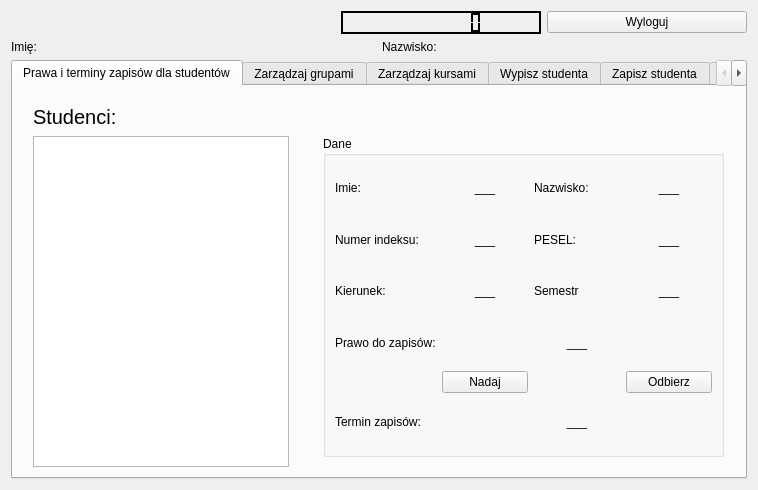
This is qtdatabase/prowadzacyokno.ui in pmazurek300/QtDatabase as Qt 5 draws it before an edit. The edited form follows.
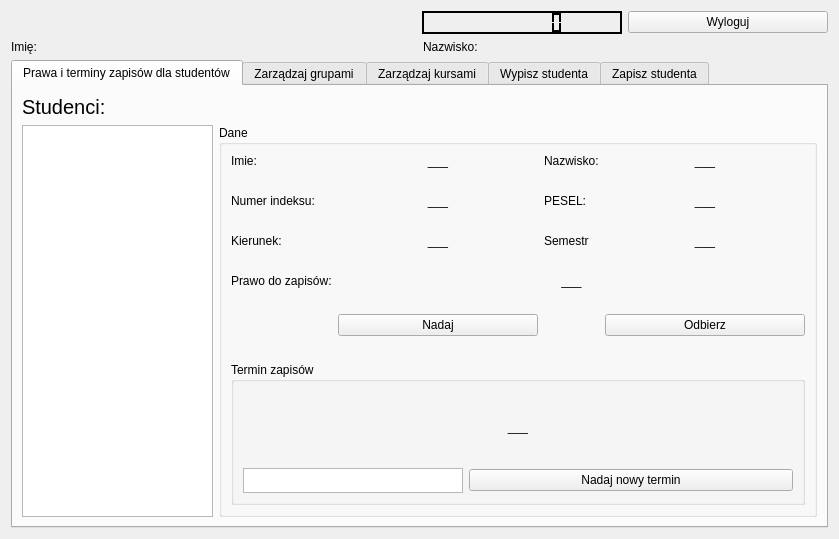
This is the edited form. The open tabs and pages were chosen to show the change.

What changed in the file:
```diff
--- a/qtdatabase/prowadzacyokno.ui
+++ b/qtdatabase/prowadzacyokno.ui
@@ -6,15 +6,15 @@
    <rect>
     <x>0</x>
     <y>0</y>
-    <width>758</width>
-    <height>490</height>
+    <width>839</width>
+    <height>539</height>
    </rect>
   </property>
   <property name="windowTitle">
    <string>Form</string>
   </property>
-  <layout class="QVBoxLayout" name="verticalLayout">
-   <item>
+  <layout class="QGridLayout" name="gridLayout">
+   <item row="0" column="1">
     <layout class="QHBoxLayout" name="horizontalLayout_2">
      <item>
       <spacer name="horizontalSpacer">
@@ -485,11 +485,6 @@
          </disabled>
         </palette>
        </property>
-       <property name="font">
-        <font>
-         <kerning>true</kerning>
-        </font>
-       </property>
        <property name="digitCount">
         <number>8</number>
        </property>
@@ -519,25 +514,7 @@
      </item>
     </layout>
    </item>
-   <item>
-    <layout class="QHBoxLayout" name="horizontalLayout_7">
-     <item>
-      <widget class="QLabel" name="imieLabel">
-       <property name="text">
-        <string>Imię:</string>
-       </property>
-      </widget>
-     </item>
-     <item>
-      <widget class="QLabel" name="nazwiskoLabel">
-       <property name="text">
-        <string>Nazwisko:</string>
-       </property>
-      </widget>
-     </item>
-    </layout>
-   </item>
-   <item>
+   <item row="2" column="1">
     <layout class="QHBoxLayout" name="horizontalLayout">
      <item>
       <widget class="QTabWidget" name="tabWidget">
@@ -548,28 +525,9 @@
         <attribute name="title">
          <string>Prawa i terminy zapisów dla studentów</string>
         </attribute>
-        <widget class="QListWidget" name="listastudentow">
-         <property name="geometry">
-          <rect>
-           <x>20</x>
-           <y>50</y>
-           <width>256</width>
-           <height>331</height>
-          </rect>
-         </property>
-         <property name="whatsThis">
-          <string/>
-         </property>
-        </widget>
+        <layout class="QGridLayout" name="gridLayout_3">
+         <item row="0" column="0">
         <widget class="QLabel" name="label">
-         <property name="geometry">
-          <rect>
-           <x>20</x>
-           <y>20</y>
-           <width>101</width>
-           <height>21</height>
-          </rect>
-         </property>
          <property name="font">
           <font>
            <pointsize>15</pointsize>
@@ -582,21 +540,42 @@
           <bool>false</bool>
          </property>
         </widget>
+         </item>
+         <item row="1" column="0">
+          <widget class="QListWidget" name="listastudentow">
+           <property name="maximumSize">
+            <size>
+             <width>300</width>
+             <height>16777215</height>
+            </size>
+           </property>
+          </widget>
+         </item>
+         <item row="1" column="1">
         <widget class="QGroupBox" name="groupBox">
-         <property name="geometry">
-          <rect>
-           <x>310</x>
-           <y>50</y>
-           <width>401</width>
-           <height>321</height>
-          </rect>
-         </property>
          <property name="title">
           <string>Dane</string>
          </property>
          <layout class="QGridLayout" name="gridLayout_2">
+            <item row="3" column="1">
+             <widget class="QLabel" name="indeksL">
+              <property name="text">
+               <string>___</string>
+              </property>
+              <property name="alignment">
+               <set>Qt::AlignCenter</set>
+              </property>
+             </widget>
+            </item>
+            <item row="5" column="0">
+             <widget class="QLabel" name="label_6">
+              <property name="text">
+               <string>Kierunek:</string>
+              </property>
+             </widget>
+            </item>
           <item row="3" column="3">
-           <widget class="QLabel" name="semestrL">
+             <widget class="QLabel" name="peselL">
             <property name="text">
              <string>___</string>
             </property>
@@ -605,44 +584,23 @@
             </property>
            </widget>
           </item>
-          <item row="2" column="0">
-           <widget class="QLabel" name="label_4">
-            <property name="text">
-             <string>Numer indeksu:</string>
-            </property>
-           </widget>
-          </item>
-          <item row="3" column="2">
+            <item row="5" column="2">
            <widget class="QLabel" name="label_7">
             <property name="text">
              <string>Semestr</string>
             </property>
            </widget>
           </item>
-          <item row="3" column="1">
-           <widget class="QLabel" name="kierunekL">
-            <property name="text">
-             <string>___</string>
-            </property>
-            <property name="alignment">
-             <set>Qt::AlignCenter</set>
-            </property>
-           </widget>
-          </item>
-          <item row="6" column="0">
-           <widget class="QLabel" name="label_10">
+            <item row="9" column="1">
+             <widget class="QPushButton" name="pushButton">
+              <property name="minimumSize">
+               <size>
+                <width>200</width>
+                <height>0</height>
+               </size>
+              </property>
             <property name="text">
-             <string>Termin zapisów:</string>
-            </property>
-           </widget>
-          </item>
-          <item row="2" column="3">
-           <widget class="QLabel" name="peselL">
-            <property name="text">
-             <string>___</string>
-            </property>
-            <property name="alignment">
-             <set>Qt::AlignCenter</set>
+               <string>Nadaj</string>
             </property>
            </widget>
           </item>
@@ -656,19 +614,18 @@
             </property>
            </widget>
           </item>
-          <item row="3" column="0">
-           <widget class="QLabel" name="label_6">
-            <property name="text">
-             <string>Kierunek:</string>
-            </property>
-           </widget>
-          </item>
-          <item row="0" column="2">
-           <widget class="QLabel" name="label_3">
-            <property name="text">
-             <string>Nazwisko:</string>
-            </property>
-           </widget>
+            <item row="6" column="2">
+             <spacer name="horizontalSpacer_4">
+              <property name="orientation">
+               <enum>Qt::Horizontal</enum>
+              </property>
+              <property name="sizeHint" stdset="0">
+               <size>
+                <width>40</width>
+                <height>20</height>
+               </size>
+              </property>
+             </spacer>
           </item>
           <item row="0" column="0">
            <widget class="QLabel" name="label_2">
@@ -677,13 +634,143 @@
             </property>
            </widget>
           </item>
-          <item row="4" column="0">
+            <item row="3" column="0">
+             <widget class="QLabel" name="label_4">
+              <property name="text">
+               <string>Numer indeksu:</string>
+              </property>
+             </widget>
+            </item>
+            <item row="10" column="2">
+             <spacer name="horizontalSpacer_6">
+              <property name="orientation">
+               <enum>Qt::Horizontal</enum>
+              </property>
+              <property name="sizeHint" stdset="0">
+               <size>
+                <width>40</width>
+                <height>20</height>
+               </size>
+              </property>
+             </spacer>
+            </item>
+            <item row="1" column="2">
+             <spacer name="horizontalSpacer_2">
+              <property name="orientation">
+               <enum>Qt::Horizontal</enum>
+              </property>
+              <property name="sizeHint" stdset="0">
+               <size>
+                <width>40</width>
+                <height>20</height>
+               </size>
+              </property>
+             </spacer>
+            </item>
+            <item row="0" column="2">
+             <widget class="QLabel" name="label_3">
+              <property name="text">
+               <string>Nazwisko:</string>
+              </property>
+             </widget>
+            </item>
+            <item row="9" column="3">
+             <widget class="QPushButton" name="pushButton_2">
+              <property name="minimumSize">
+               <size>
+                <width>200</width>
+                <height>0</height>
+               </size>
+              </property>
+              <property name="maximumSize">
+               <size>
+                <width>200</width>
+                <height>16777215</height>
+               </size>
+              </property>
+              <property name="text">
+               <string>Odbierz</string>
+              </property>
+             </widget>
+            </item>
+            <item row="8" column="2">
+             <spacer name="horizontalSpacer_5">
+              <property name="orientation">
+               <enum>Qt::Horizontal</enum>
+              </property>
+              <property name="sizeHint" stdset="0">
+               <size>
+                <width>40</width>
+                <height>20</height>
+               </size>
+              </property>
+             </spacer>
+            </item>
+            <item row="11" column="0" colspan="4">
+             <widget class="QGroupBox" name="groupBox_2">
+              <property name="maximumSize">
+               <size>
+                <width>16777215</width>
+                <height>300</height>
+               </size>
+              </property>
+              <property name="title">
+               <string>Termin zapisów</string>
+              </property>
+              <layout class="QGridLayout" name="gridLayout_4">
+               <item row="0" column="0" colspan="2">
+                <widget class="QLabel" name="terminL">
+                 <property name="text">
+                  <string>___</string>
+                 </property>
+                 <property name="alignment">
+                  <set>Qt::AlignCenter</set>
+                 </property>
+                </widget>
+               </item>
+               <item row="1" column="1">
+                <widget class="QPushButton" name="pushButton_3">
+                 <property name="text">
+                  <string>Nadaj nowy termin</string>
+                 </property>
+                </widget>
+               </item>
+               <item row="1" column="0">
+                <widget class="QTextEdit" name="textedit">
+                 <property name="maximumSize">
+                  <size>
+                   <width>220</width>
+                   <height>25</height>
+                  </size>
+                 </property>
+                 <property name="placeholderText">
+                  <string/>
+                 </property>
+                </widget>
+               </item>
+              </layout>
+             </widget>
+            </item>
+            <item row="7" column="0">
            <widget class="QLabel" name="label_8">
             <property name="text">
              <string>Prawo do zapisów:</string>
             </property>
            </widget>
           </item>
+            <item row="4" column="2">
+             <spacer name="horizontalSpacer_3">
+              <property name="orientation">
+               <enum>Qt::Horizontal</enum>
+              </property>
+              <property name="sizeHint" stdset="0">
+               <size>
+                <width>40</width>
+                <height>20</height>
+               </size>
+              </property>
+             </spacer>
+            </item>
           <item row="0" column="3">
            <widget class="QLabel" name="nazwiskoL">
             <property name="text">
@@ -694,7 +781,7 @@
             </property>
            </widget>
           </item>
-          <item row="2" column="2">
+            <item row="3" column="2">
            <widget class="QLabel" name="label_5">
             <property name="maximumSize">
              <size>
@@ -707,8 +794,8 @@
             </property>
            </widget>
           </item>
-          <item row="2" column="1">
-           <widget class="QLabel" name="indeksL">
+            <item row="5" column="1">
+             <widget class="QLabel" name="kierunekL">
             <property name="text">
              <string>___</string>
             </property>
@@ -717,7 +804,17 @@
             </property>
            </widget>
           </item>
-          <item row="4" column="1" colspan="3">
+            <item row="5" column="3">
+             <widget class="QLabel" name="semestrL">
+              <property name="text">
+               <string>___</string>
+              </property>
+              <property name="alignment">
+               <set>Qt::AlignCenter</set>
+              </property>
+             </widget>
+            </item>
+            <item row="7" column="1" colspan="3">
            <widget class="QLabel" name="prawoL">
             <property name="layoutDirection">
              <enum>Qt::LeftToRight</enum>
@@ -730,37 +827,195 @@
             </property>
            </widget>
           </item>
-          <item row="6" column="1" colspan="3">
-           <widget class="QLabel" name="terminL">
-            <property name="text">
-             <string>___</string>
-            </property>
-            <property name="alignment">
-             <set>Qt::AlignCenter</set>
-            </property>
-           </widget>
-          </item>
-          <item row="5" column="3">
-           <widget class="QPushButton" name="pushButton_2">
-            <property name="text">
-             <string>Odbierz</string>
-            </property>
-           </widget>
-          </item>
-          <item row="5" column="1">
-           <widget class="QPushButton" name="pushButton">
-            <property name="text">
-             <string>Nadaj</string>
-            </property>
-           </widget>
-          </item>
-         </layout>
-        </widget>
+           </layout>
+          </widget>
+         </item>
+        </layout>
        </widget>
        <widget class="QWidget" name="zarzadGrupa">
         <attribute name="title">
          <string>Zarządzaj grupami</string>
         </attribute>
+        <layout class="QGridLayout" name="gridLayout_5">
+         <item row="1" column="1">
+          <widget class="QGroupBox" name="groupBox_3">
+           <property name="minimumSize">
+            <size>
+             <width>300</width>
+             <height>0</height>
+            </size>
+           </property>
+           <property name="title">
+            <string>Kursy:</string>
+           </property>
+           <layout class="QGridLayout" name="gridLayout_6">
+            <item row="0" column="0">
+             <widget class="QListWidget" name="listakursow"/>
+            </item>
+           </layout>
+          </widget>
+         </item>
+         <item row="1" column="2">
+          <widget class="QGroupBox" name="groupBox_4">
+           <property name="title">
+            <string>Grupy(ID):</string>
+           </property>
+           <layout class="QGridLayout" name="gridLayout_7">
+            <item row="0" column="0">
+             <widget class="QListWidget" name="listagrup"/>
+            </item>
+           </layout>
+          </widget>
+         </item>
+         <item row="1" column="3">
+          <widget class="QGroupBox" name="groupBox_5">
+           <property name="minimumSize">
+            <size>
+             <width>350</width>
+             <height>0</height>
+            </size>
+           </property>
+           <property name="title">
+            <string/>
+           </property>
+           <layout class="QGridLayout" name="gridLayout_8">
+            <item row="2" column="0">
+             <widget class="QLabel" name="label_10">
+              <property name="text">
+               <string>Prowadzący</string>
+              </property>
+             </widget>
+            </item>
+            <item row="4" column="0">
+             <widget class="QLabel" name="label_12">
+              <property name="text">
+               <string>Dzień tygodnia</string>
+              </property>
+             </widget>
+            </item>
+            <item row="1" column="0">
+             <widget class="QLabel" name="label_9">
+              <property name="text">
+               <string>Kod grupy</string>
+              </property>
+             </widget>
+            </item>
+            <item row="5" column="0">
+             <widget class="QLabel" name="label_13">
+              <property name="text">
+               <string>Parzystość tygodnia</string>
+              </property>
+             </widget>
+            </item>
+            <item row="4" column="1">
+             <widget class="QComboBox" name="dziengrupa"/>
+            </item>
+            <item row="7" column="0">
+             <widget class="QLabel" name="label_15">
+              <property name="text">
+               <string>Sala zajęciowa</string>
+              </property>
+             </widget>
+            </item>
+            <item row="7" column="1">
+             <widget class="QTextEdit" name="salagrupa">
+              <property name="minimumSize">
+               <size>
+                <width>0</width>
+                <height>30</height>
+               </size>
+              </property>
+              <property name="maximumSize">
+               <size>
+                <width>16777215</width>
+                <height>30</height>
+               </size>
+              </property>
+             </widget>
+            </item>
+            <item row="3" column="0">
+             <widget class="QLabel" name="label_11">
+              <property name="text">
+               <string>Godziny zajęć</string>
+              </property>
+             </widget>
+            </item>
+            <item row="6" column="1">
+             <widget class="QTextEdit" name="iloscgrupa">
+              <property name="minimumSize">
+               <size>
+                <width>0</width>
+                <height>30</height>
+               </size>
+              </property>
+              <property name="maximumSize">
+               <size>
+                <width>16777215</width>
+                <height>30</height>
+               </size>
+              </property>
+             </widget>
+            </item>
+            <item row="0" column="0" colspan="2">
+             <widget class="QPushButton" name="createnewgroup">
+              <property name="text">
+               <string>Stwórz nową grupę</string>
+              </property>
+             </widget>
+            </item>
+            <item row="3" column="1">
+             <widget class="QComboBox" name="godzinagrupa"/>
+            </item>
+            <item row="2" column="1">
+             <widget class="QComboBox" name="prowadzacygrupa"/>
+            </item>
+            <item row="6" column="0">
+             <widget class="QLabel" name="label_14">
+              <property name="text">
+               <string>Ilość miejsc</string>
+              </property>
+             </widget>
+            </item>
+            <item row="5" column="1">
+             <widget class="QComboBox" name="parzystoscgrupa"/>
+            </item>
+            <item row="8" column="0">
+             <widget class="QPushButton" name="pushButton_4">
+              <property name="minimumSize">
+               <size>
+                <width>180</width>
+                <height>0</height>
+               </size>
+              </property>
+              <property name="text">
+               <string>Usuń grupę</string>
+              </property>
+             </widget>
+            </item>
+            <item row="8" column="1">
+             <widget class="QPushButton" name="pushButton_5">
+              <property name="text">
+               <string>Modyfikuj</string>
+              </property>
+             </widget>
+            </item>
+            <item row="1" column="1">
+             <widget class="QLabel" name="kodgrupy">
+              <property name="maximumSize">
+               <size>
+                <width>16777215</width>
+                <height>30</height>
+               </size>
+              </property>
+              <property name="text">
+               <string/>
+              </property>
+             </widget>
+            </item>
+           </layout>
+          </widget>
+         </item>
+        </layout>
        </widget>
        <widget class="QWidget" name="zarzadKurs">
         <attribute name="title">
@@ -777,11 +1032,24 @@
          <string>Zapisz studenta</string>
         </attribute>
        </widget>
-       <widget class="QWidget" name="grupy">
-        <attribute name="title">
-         <string>Grupy</string>
-        </attribute>
-       </widget>
+      </widget>
+     </item>
+    </layout>
+   </item>
+   <item row="1" column="1">
+    <layout class="QHBoxLayout" name="horizontalLayout_7">
+     <item>
+      <widget class="QLabel" name="imieLabel">
+       <property name="text">
+        <string>Imię:</string>
+       </property>
+      </widget>
+     </item>
+     <item>
+      <widget class="QLabel" name="nazwiskoLabel">
+       <property name="text">
+        <string>Nazwisko:</string>
+       </property>
       </widget>
      </item>
     </layout>
```
Left out of the diff: 2 changed lines with no effect on the pictures. Lines whose indentation alone changed are shown as unchanged.
